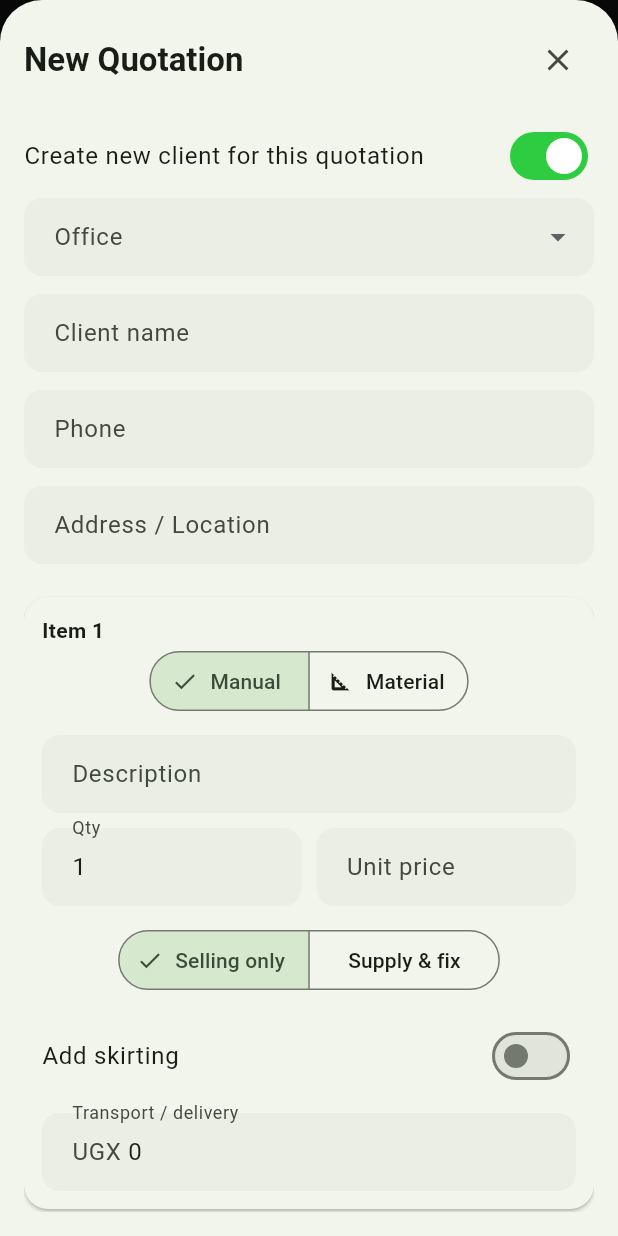
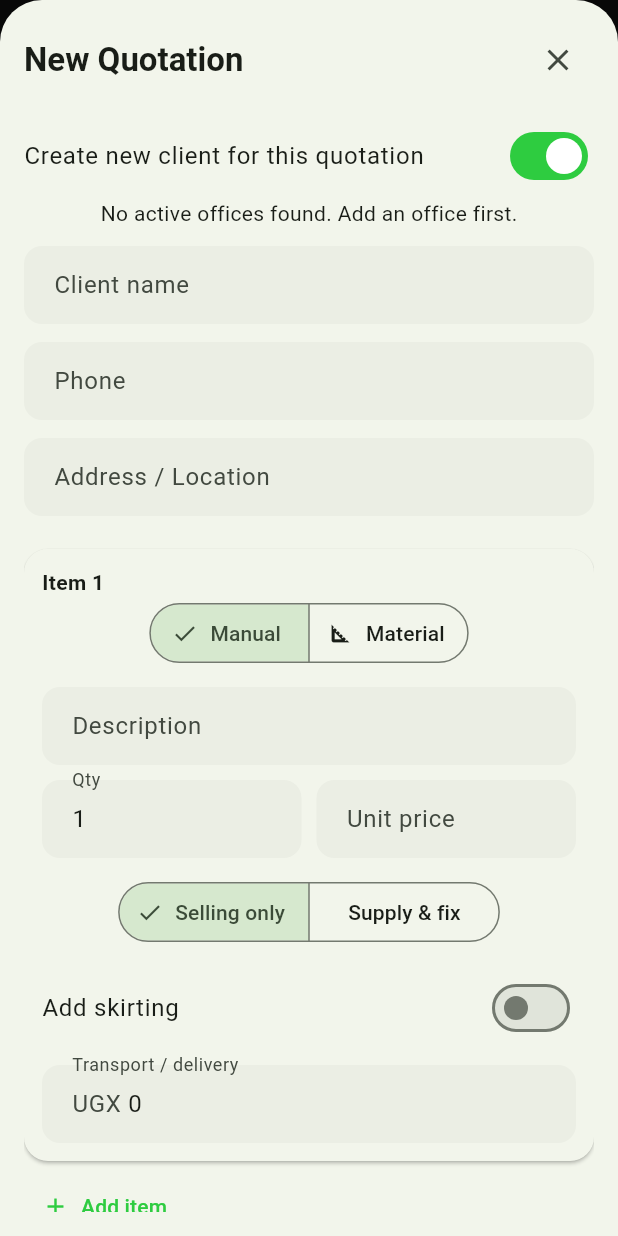
Before and after one commit to charlesk513/Quick-marble, a Flutter app: the QuotationsScreen screen opened by its route, after a tap on "New Quote", on a phone screen of 412 x 824 dp. Run offline on Flutter 3.47's test engine with Material 3 defaults, Android fonts, the phone set to English and light mode, and no system bars; our stand-ins replace cloud_firestore, firebase_auth, firebase_core, flutter_riverpod, go_router, pdf and 1 more; accounts and stored records are empty.

Commit message:
Stabilize Firebase client and quotation workflows

```diff
--- a/quick_marble/lib/screens/quotations/quotations_screen.dart
+++ b/quick_marble/lib/screens/quotations/quotations_screen.dart
@@ -210,22 +210,25 @@ class _QuotationsScreenState extends ConsumerState<QuotationsScreen> {
                         },
                       ),
                     if (!creatingNewClient)
-                      DropdownButtonFormField<String?>(
-                        initialValue: selectedClient?.id,
+                      clients.isEmpty
+                          ? const Text(
+                              'No clients found. Create a new client first.')
+                          : DropdownButtonFormField<String>(
+                              initialValue:
+                                  clients.any((c) => c.id == selectedClient?.id)
+                                      ? selectedClient!.id
+                                      : clients.first.id,
                               isExpanded: true,
-                        decoration: const InputDecoration(labelText: 'Client'),
-                        items: [
-                          const DropdownMenuItem<String?>(
-                            value: null,
-                            child: Text('Select client'),
-                          ),
-                          ...clients.map(
-                            (item) => DropdownMenuItem<String?>(
+                              decoration:
+                                  const InputDecoration(labelText: 'Client'),
+                              items: clients
+                                  .map(
+                                    (item) => DropdownMenuItem<String>(
                                       value: item.id,
                                       child: Text(item.name),
                                     ),
-                          ),
-                        ],
+                                  )
+                                  .toList(),
                               validator: (value) =>
                                   value == null ? 'Select a client' : null,
                               onChanged: (value) {
@@ -238,26 +241,29 @@ class _QuotationsScreenState extends ConsumerState<QuotationsScreen> {
                             )
                     else ...[
                       if (user?.isAdministrator == true)
-                        DropdownButtonFormField<String?>(
-                          initialValue: newClientOfficeId,
+                        offices.isEmpty
+                            ? const Text(
+                                'No active offices found. Add an office first.')
+                            : DropdownButtonFormField<String>(
+                                initialValue: offices
+                                        .any((o) => o.id == newClientOfficeId)
+                                    ? newClientOfficeId
+                                    : offices.first.id,
                                 isExpanded: true,
                                 decoration:
                                     const InputDecoration(labelText: 'Office'),
-                          items: [
-                            const DropdownMenuItem<String?>(
-                              value: null,
-                              child: Text('Select office'),
-                            ),
-                            ...offices.map(
-                              (office) => DropdownMenuItem<String?>(
+                                items: offices
+                                    .map(
+                                      (office) => DropdownMenuItem<String>(
                                         value: office.id,
                                         child: Text(office.name),
                                       ),
-                            ),
-                          ],
+                                    )
+                                    .toList(),
                                 onChanged: (value) {
                                   if (value == null) return;
-                            setModalState(() => newClientOfficeId = value);
+                                  setModalState(
+                                      () => newClientOfficeId = value);
                                 },
                               ),
                       const SizedBox(height: 12),
@@ -377,35 +383,35 @@ class _QuotationsScreenState extends ConsumerState<QuotationsScreen> {
                               ),
                               const SizedBox(height: 12),
                               if (item.type == QuotationItemType.material) ...[
-                                DropdownButtonFormField<String?>(
-                                  initialValue: item.materialId ??
-                                      materials.firstOrNull?.id,
+                                materials.isEmpty
+                                    ? const Text(
+                                        'No materials found. Add materials in Settings first.')
+                                    : DropdownButtonFormField<String>(
+                                        initialValue: materials.any(
+                                                (m) => m.id == item.materialId)
+                                            ? item.materialId
+                                            : materials.first.id,
                                         isExpanded: true,
                                         decoration: const InputDecoration(
                                             labelText: 'Material'),
-                                  items: [
-                                    const DropdownMenuItem<String?>(
-                                      value: null,
-                                      child: Text('Select material'),
-                                    ),
-                                    ...materials.map(
-                                      (material) => DropdownMenuItem<String?>(
+                                        items: materials
+                                            .map(
+                                              (material) =>
+                                                  DropdownMenuItem<String>(
                                                 value: material.id,
                                                 child: Text(material.name),
                                               ),
-                                    ),
-                                  ],
-                                  validator: (_) => materials.isEmpty
-                                      ? 'Add materials in Settings first'
-                                      : null,
+                                            )
+                                            .toList(),
                                         onChanged: (value) {
                                           if (value == null) return;
-                                    setModalState(() {
-                                      item.materialId = value;
+
                                           final material = materials
                                               .firstWhere((m) => m.id == value);
-                                      item.description.text = material.name;
-                                      item.quantity.text = '1';
+                                          setModalState(() {
+                                            item.materialId = material.id;
+                                            item.description.text =
+                                                material.name;
                                             recalculateMaterialPrice();
                                           });
                                         },
```
Also changed, not shown: quick_marble/lib/screens/clients/clients_screen.dart (+43 -32 lines). Lines whose indentation alone changed are shown as unchanged.
